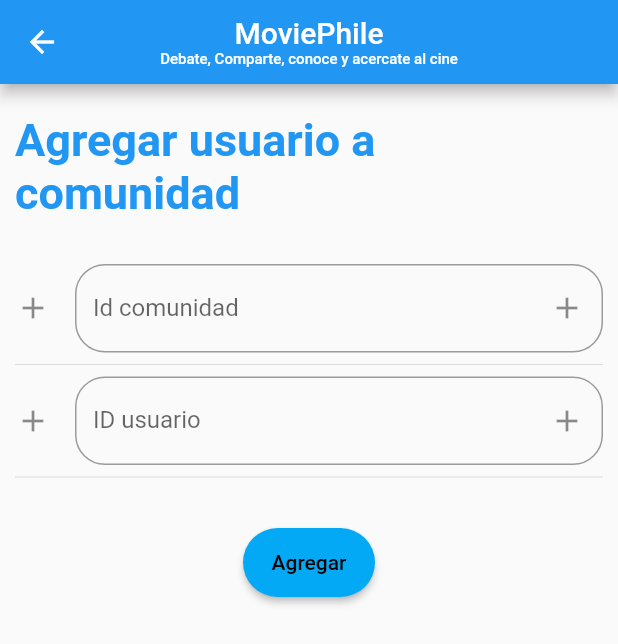
After one commit to sebastianjsam/MoviePhileFrontend, a Flutter app: the AddUsertToComunity screen opened by its route, after a tap on "Agregar", on a phone screen of 412 x 824 dp. The commit adds this screen. Shown: the top 644 px of the screen. Run offline on Flutter 3.47's test engine with Material 2 defaults, Android fonts, the phone set to English and light mode, and no system bars; drawn by our look-alikes of overlay_support; our stand-ins replace shared_preferences; accounts and stored records are empty; Roboto replaces fonts that are missing (MyFont, OpenSans).

Commit message:
Agregar usuario a comunidad @felipedelosh

```diff
--- /dev/null
+++ b/MoviePhile_Frontend/lib/src/Model/JsonAddUserToCommunity.dart
@@ -0,0 +1,10 @@
+class JsonerAddUserToCommunity {
+  //I need a JSON representation of:
+  int communityId;
+  String userId;
+
+  JsonerAddUserToCommunity({this.communityId, this.userId});
+
+  Map<String, dynamic> toJson() =>
+      {"communityId": this.communityId, "userId": this.userId};
+}
--- /dev/null
+++ b/MoviePhile_Frontend/lib/src/pages/AgregarUsuarioAComunidad.dart
@@ -0,0 +1,195 @@
+import 'dart:convert';
+
+import 'package:flutter/material.dart';
+//need create a json with userID+communityID
+import 'package:flutter_demo/src/Model/JsonAddUserToCommunity.dart';
+//Send jsonUSERTOCOM to the server
+import 'package:flutter_demo/src/services/addUserToCommunityService.dart';
+
+
+class AddUsertToComunity extends StatefulWidget {
+  @override
+  _LoginPageState createState() => _LoginPageState();
+}
+
+// Estructura de la agregar usuario a comunidad
+//  Json{
+//   "communityId": #,
+//   "userId": "str"
+// }
+class _LoginPageState extends State<AddUsertToComunity> {
+  JsonerAddUserToCommunity jsonUSERTOCOM;
+  final comunidadId = TextEditingController();
+  final userId = TextEditingController();
+
+  @override
+  Widget build(BuildContext context) {
+    return Scaffold(
+      appBar: AppBar(
+        centerTitle: true,
+        title: Column(children: [
+          Text("MoviePhile"),
+          GestureDetector(
+            child: Text('Debate, Comparte, conoce y acercate al cine',
+                style: TextStyle(fontFamily: 'MyFont', fontSize: 10)),
+          )
+        ]),
+      ),
+      body: ListView(
+        padding: EdgeInsets.symmetric(horizontal: 10.0, vertical: 20.0),
+        children: <Widget>[
+          Container(
+            child: Column(
+              children: <Widget>[
+                Text(
+                  'Agregar usuario a comunidad',
+                  style: TextStyle(
+                    color: Colors.blue,
+                    fontFamily: 'OpenSans',
+                    fontSize: 30.0,
+                    fontWeight: FontWeight.bold,
+                  ),
+                ),
+                SizedBox(
+                  height: 30.0,
+                )
+              ],
+            ),
+          ),
+          _buildComunityID(),
+          Divider(),
+          _buildUserID(),
+          Divider(),
+          _buildBtnAddUser(),
+        ],
+      ),
+    );
+  }
+
+// inputText+caja  Comunidad ID
+  Widget _buildComunityID() {
+    return TextField(
+      //autofocus: true,
+      controller: comunidadId,
+      keyboardType: TextInputType.emailAddress,
+      style: TextStyle(
+        color: Colors.black,
+        fontFamily: 'OpenSans',
+      ),
+      decoration: InputDecoration(
+          border: OutlineInputBorder(borderRadius: BorderRadius.circular(20.0)),
+          hintText: 'Id comunidad',
+          labelText: 'Id comunidad',
+          suffixIcon: Icon(Icons.add),
+          icon: Icon(Icons.add)),
+    );
+  }
+
+// Metodo que estructura el campo id usuario
+  Widget _buildUserID() {
+    return TextField(
+      //autofocus: true,
+        controller: userId,
+        keyboardType: TextInputType.emailAddress,
+        style: TextStyle(
+          color: Colors.black,
+          fontFamily: 'OpenSans',
+        ),
+        decoration: InputDecoration(
+            border: OutlineInputBorder(borderRadius: BorderRadius.circular(20.0)),
+            hintText: 'ID usuario',
+            labelText: 'ID usuario',
+            suffixIcon: Icon(Icons.add),
+            icon: Icon(Icons.add)));
+  }
+
+// Crear  boton de login
+  Widget _buildBtnLogin() {
+    return MaterialButton(
+      padding: EdgeInsets.symmetric(vertical: 25.0),
+      // width: double.infinity,
+      child: RaisedButton(
+        child: Text('Login'),
+        color: Colors.lightBlue,
+        textColor: Colors.black,
+        shape: StadiumBorder(),
+        onPressed: () {
+          //userLogin = UserLogin(
+          //    email: emailCotroler.text, password: passwordControler.text);
+          //getToken(userLogin).then((value) => {
+          //  if (value != null)
+           //   {Navigator.pushNamed(context, '/')}
+           // else
+          //    {_buildAlert(context)}
+          //});
+        },
+        padding: EdgeInsets.all(15.0),
+      ),
+    );
+  }
+
+// Metodo que estructura al momento de dar un click con una alerta
+// return un alerta
+//
+  void _buildAlert(BuildContext context, String titulo, String texto) {
+    showDialog(
+      context: context,
+      barrierDismissible: true,
+      builder: (context) {
+        return AlertDialog(
+          shape:
+          RoundedRectangleBorder(borderRadius: BorderRadius.circular(20.0)),
+          title: Text(titulo),
+          content: Column(
+            mainAxisSize: MainAxisSize.min,
+            children: <Widget>[
+              Text(texto),
+              // FlutterLogo(size: 100.0)
+            ],
+          ),
+          actions: <Widget>[
+            FlatButton(
+                child: Text('OK'),
+                onPressed: () {
+                  // Navigator.pop(context);
+                  Navigator.pushNamed(context, '/');
+                })
+          ],
+        );
+      },
+    );
+  }
+
+  Widget _buildBtnAddUser() {
+    return MaterialButton(
+      padding: EdgeInsets.symmetric(vertical: 25.0),
+      // width: double.minPositive,
+      child: RaisedButton(
+        child: Text('Agregar'),
+        color: Colors.lightBlue,
+        textColor: Colors.black,
+        shape: StadiumBorder(),
+        onPressed: () {
+          //TODO
+          //Create a userxcommunity obj
+          jsonUSERTOCOM = JsonerAddUserToCommunity(
+            communityId: int.parse(comunidadId.text), userId: userId.text
+          );
+
+          serviceAddUserCommunity(jsonUSERTOCOM).then((value) =>{
+
+            if(value){
+              _buildAlert(context, "Exito", "El usuario fue agregado")
+            }else{
+              _buildAlert(context, "Error", "El usuario no fue agregado")
+            }
+
+          });
+
+          _buildAlert(context, "Datos enviados", "loco loco");
+        },
+        padding: EdgeInsets.all(15.0),
+      ),
+    );
+  }
+}
--- a/MoviePhile_Frontend/lib/src/routes/route.dart
+++ b/MoviePhile_Frontend/lib/src/routes/route.dart
@@ -1,4 +1,5 @@
 import 'package:flutter/material.dart';
+import 'package:flutter_demo/src/pages/AgregarUsuarioAComunidad.dart';
 import 'package:flutter_demo/src/pages/ConsultCommunity.dart';
 import 'package:flutter_demo/src/pages/FilmComment.dart';
 import 'package:flutter_demo/src/pages/PostInCommunity.dart';
@@ -25,5 +26,7 @@ Map<String, WidgetBuilder> getRoutes() {
     'ConsultComunity': (BuildContext context) => ConsultComunityPage(),
 
     'PostInCommunity': (BuildContext context) => PostInCommunity(),
+
+    'addUserToCommunity': (BuildContext context) => AddUsertToComunity(),
   };
 }
```
Also changed, not shown: MoviePhile_Frontend/lib/src/pages/menulateral.dart (+12 -0 lines), MoviePhile_Frontend/lib/src/services/addUserToCommunityService.dart (added, +31 -0 lines).
